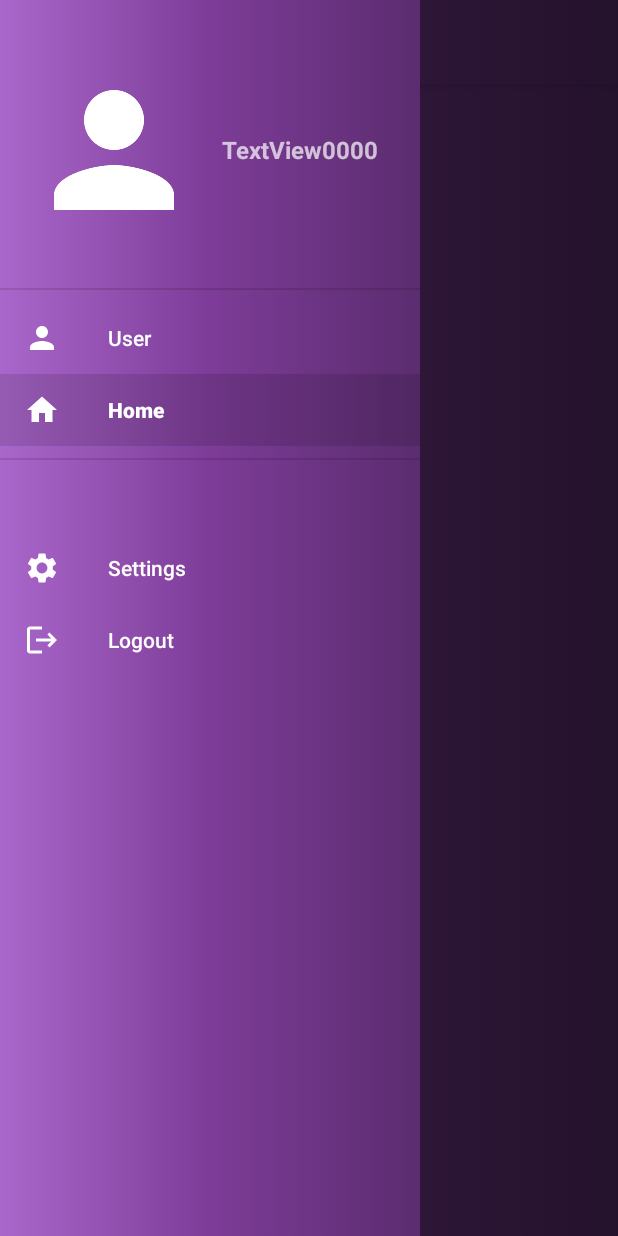
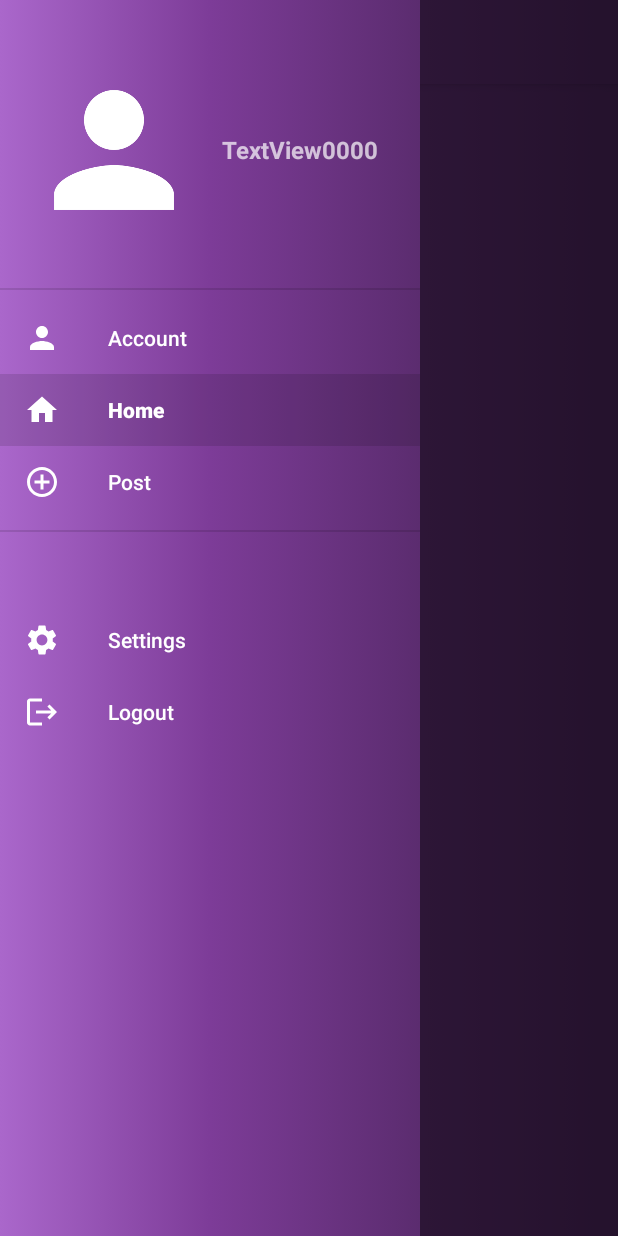
Before and after one commit to danrox9/PopFun, an Android app: the HomeActivity screen opened directly, with no data from a screen before it, with the side drawer open, on a phone screen of 412 x 824 dp. Run offline under Robolectric (Android 15) with nearby library versions, the phone set to English and light mode, and no system bars; our stand-ins replace Firebase (no records; nobody signed in at launch, a user with empty details on screens opened directly), Picasso.

Commit message:
Pantalla de subir publicacion

```diff
--- a/PopFun/app/src/main/java/com/example/popfun/HomeActivity.java
+++ b/PopFun/app/src/main/java/com/example/popfun/HomeActivity.java
@@ -141,6 +141,9 @@ public class HomeActivity extends AppCompatActivity implements NavigationView.On
             case R.id.nav_home:
                 getSupportFragmentManager().beginTransaction().replace(R.id.fragment_container, new HomeFragment()).commit();
                 break;
+            case R.id.nav_publicacion:
+                getSupportFragmentManager().beginTransaction().replace(R.id.fragment_container, new PublicacionFragment()).commit();
+                break;
             case R.id.nav_ajustes:
                 getSupportFragmentManager().beginTransaction().replace(R.id.fragment_container, new AjustesFragment()).commit();
                 break;
--- /dev/null
+++ b/PopFun/app/src/main/res/drawable/nav_publicacion.xml
@@ -0,0 +1,5 @@
+<vector android:height="24dp" android:tint="#FFFFFF"
+    android:viewportHeight="24" android:viewportWidth="24"
+    android:width="24dp" xmlns:android="http://schemas.android.com/apk/res/android">
+    <path android:fillColor="@android:color/white" android:pathData="M13,7h-2v4L7,11v2h4v4h2v-4h4v-2h-4L13,7zM12,2C6.48,2 2,6.48 2,12s4.48,10 10,10 10,-4.48 10,-10S17.52,2 12,2zM12,20c-4.41,0 -8,-3.59 -8,-8s3.59,-8 8,-8 8,3.59 8,8 -3.59,8 -8,8z"/>
+</vector>
--- a/PopFun/app/src/main/res/menu/nav_menu.xml
+++ b/PopFun/app/src/main/res/menu/nav_menu.xml
@@ -17,12 +17,16 @@
         <item
             android:id="@+id/nav_about"
             android:icon="@drawable/nav_usuario"
-            android:title="User"/>
-
+            android:title="Account"/>
         <item
             android:id="@+id/nav_home"
             android:icon="@drawable/nav_home"
             android:title="Home"/>
+        <item
+            android:id="@+id/nav_publicacion"
+            android:icon="@drawable/nav_publicacion"
+            android:title="Post"/>
+
     </group>
 
     <item
```
Also changed, not shown: PopFun/app/src/main/java/com/example/popfun/PublicacionFragment.java (+51 -0 lines).
